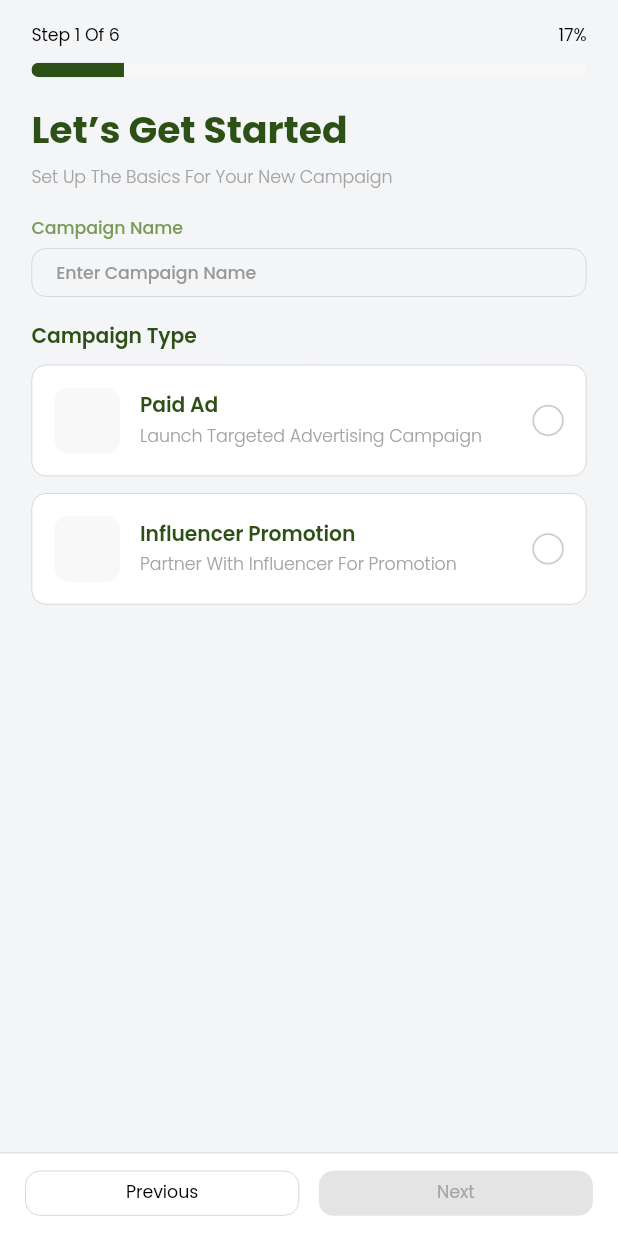
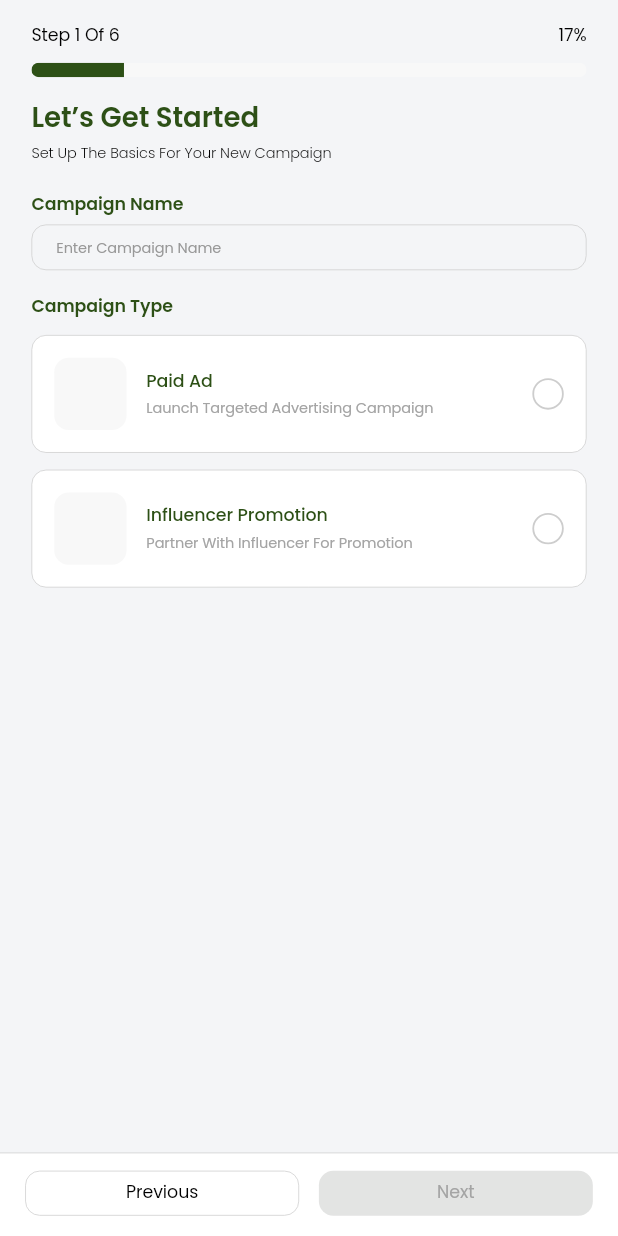
Before and after one commit to AminulSagor/influencer_app, a Flutter app: the CreateCampaignView widget shown alone on an empty page, opened directly, on a phone screen of 412 x 824 dp. Run offline on Flutter 3.47's test engine with Material 3 defaults, Android fonts, the light colour scheme and no system bars; our stand-ins replace dotted_border, file_picker, fl_chart, flutter_screenutil, get, image_picker.

Commit message:
Refectoring the create_campaing_step2_view code

```diff
--- a/lib/modules/brand/create_campaign/create_campaign_view.dart
+++ b/lib/modules/brand/create_campaign/create_campaign_view.dart
@@ -29,53 +29,66 @@ class CreateCampaignView extends GetView<CreateCampaignController> {
                     /// progress depends on Rx -> wrap in Obx
                     Obx(() => _progressSection()),
 
-                    18.h.verticalSpace,
+                    14.h.verticalSpace,
 
                     Text(
                       'create_campaign_get_started_title'.tr,
                       maxLines: 1,
                       overflow: TextOverflow.ellipsis,
                       style: TextStyle(
-                        fontSize: 26.sp,
-                        fontWeight: FontWeight.w700,
+                        fontSize: 19.sp,
+                        fontWeight: FontWeight.w600,
                         color: AppPalette.primary,
                       ),
                     ),
-                    6.h.verticalSpace,
+
+                    5.h.verticalSpace,
+
                     Text(
                       'create_campaign_get_started_subtitle'.tr,
                       maxLines: 2,
                       overflow: TextOverflow.ellipsis,
                       style: TextStyle(
-                        fontSize: 12.sp,
+                        fontSize: 10.sp,
                         fontWeight: FontWeight.w300,
-                        color: AppPalette.greyText,
+                        color: AppPalette.black,
                       ),
                     ),
 
-                    18.h.verticalSpace,
+                    20.h.verticalSpace,
 
                     CustomTextFormField(
                       title: 'create_campaign_name_label'.tr,
+                      titleTextStyle: TextStyle(
+                      fontSize: 12.sp,
+                      fontWeight: FontWeight.w600,
+                      color: AppPalette.primary,
+                    ),
                       hintText: 'create_campaign_name_hint'.tr,
+                      textStyle: TextStyle(
+                        fontSize: 10.sp,
+                        fontWeight: FontWeight.w400,
+                        color: AppPalette.greyText,
+                      ),
                       controller: controller.campaignNameCtrl,
                       textInputAction: TextInputAction.next,
                       onChanged: controller.onCampaignNameChanged,
                     ),
 
-                    18.h.verticalSpace,
+                    17.h.verticalSpace,
 
                     Text(
                       'create_campaign_type_label'.tr,
                       maxLines: 1,
                       overflow: TextOverflow.ellipsis,
                       style: TextStyle(
-                        fontSize: 14.sp,
+                        fontSize: 12.sp,
                         fontWeight: FontWeight.w600,
                         color: AppPalette.primary,
                       ),
                     ),
-                    10.h.verticalSpace,
+
+                    11.h.verticalSpace,
 
                     /// both cards depend on selectedType Rx -> wrap once
                     Obx(() {
@@ -182,8 +195,8 @@ class CreateCampaignView extends GetView<CreateCampaignController> {
         child: Row(
           children: [
             Container(
-              width: 42.w,
-              height: 42.w,
+              width: 46.w,
+              height: 46.w,
               decoration: BoxDecoration(
                 color: AppPalette.defaultFill,
                 borderRadius: BorderRadius.circular(10.r),
@@ -199,8 +212,8 @@ class CreateCampaignView extends GetView<CreateCampaignController> {
                     maxLines: 1,
                     overflow: TextOverflow.ellipsis,
                     style: TextStyle(
-                      fontSize: 14.sp,
-                      fontWeight: FontWeight.w600,
+                      fontSize: 12.sp,
+                      fontWeight: FontWeight.w500,
                       color: AppPalette.primary,
                     ),
                   ),
@@ -210,8 +223,8 @@ class CreateCampaignView extends GetView<CreateCampaignController> {
                     maxLines: 1,
                     overflow: TextOverflow.ellipsis,
                     style: TextStyle(
-                      fontSize: 12.sp,
-                      fontWeight: FontWeight.w300,
+                      fontSize: 10.sp,
+                      fontWeight: FontWeight.w400,
                       color: AppPalette.greyText,
                     ),
                   ),
```
